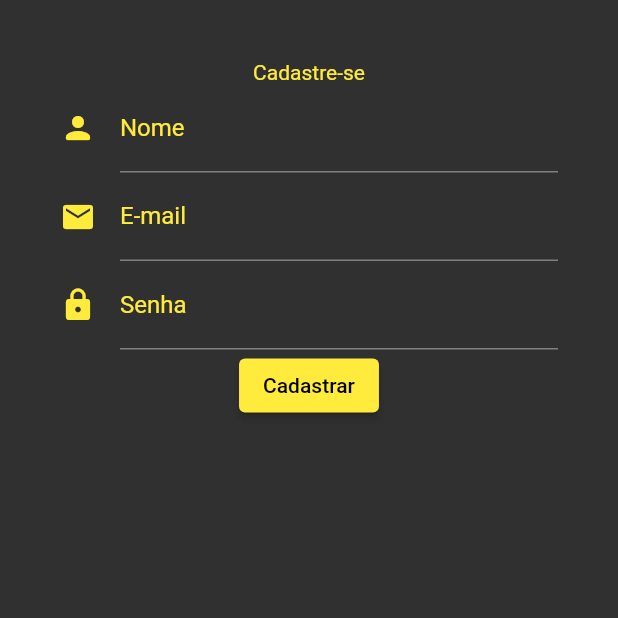
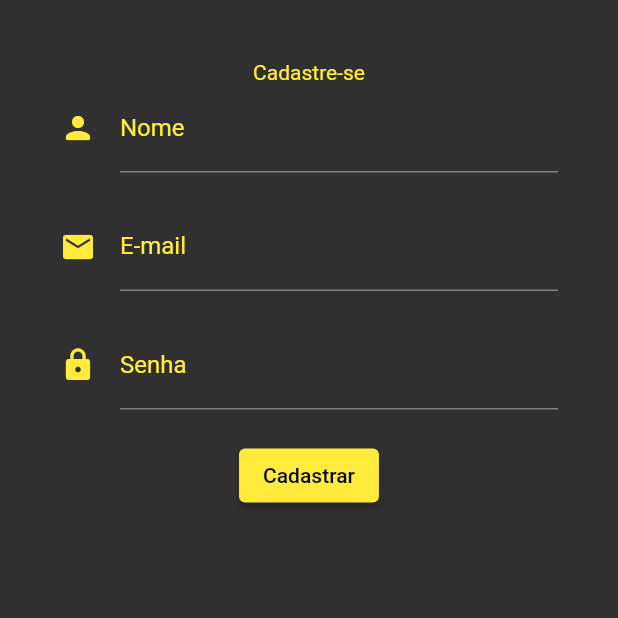
Before and after one commit to kauantorrisi/masterclass_flutter_mobx_mvc_mvvm_baltaio, a Flutter app: the screen it shows after launch, on a phone screen of 412 x 824 dp, the top half of it. Run offline on Flutter 3.47's test engine with Material 2 defaults, Android fonts, the phone set to English and light mode, and no system bars.

Commit message:
signupview state management

```diff
--- a/lib/controllers/signup.controller.dart
+++ b/lib/controllers/signup.controller.dart
@@ -10,7 +10,9 @@ class SignupController {
   }
 
   Future<UserModel> create(SignupViewModel model) async {
+    model.busy = true;
     UserModel user = await repository.createAccount(model);
+    model.busy = false;
     return user;
   }
 }
--- a/lib/repositories/account.repository.dart
+++ b/lib/repositories/account.repository.dart
@@ -1,5 +1,4 @@
 import 'package:masterclass_flutter_mobx_mvc_mvvm_baltaio/view-models/signup.viewmodel.dart';
-
 import '../models/user.model.dart';
 
 class AccountRepository {
--- a/lib/view-models/signup.viewmodel.dart
+++ b/lib/view-models/signup.viewmodel.dart
@@ -2,4 +2,5 @@ class SignupViewModel {
   String name = "";
   String email = "";
   String password = "";
+  bool busy = false;
 }
--- a/lib/views/signup.view.dart
+++ b/lib/views/signup.view.dart
@@ -2,11 +2,18 @@ import 'package:flutter/material.dart';
 import 'package:masterclass_flutter_mobx_mvc_mvvm_baltaio/controllers/signup.controller.dart';
 import 'package:masterclass_flutter_mobx_mvc_mvvm_baltaio/view-models/signup.viewmodel.dart';
 
-class SignupView extends StatelessWidget {
-  SignupView({super.key});
+class SignupView extends StatefulWidget {
+  const SignupView({super.key});
 
+  @override
+  State<SignupView> createState() => _SignupViewState();
+}
+
+class _SignupViewState extends State<SignupView> {
   final _formKey = GlobalKey<FormState>();
+
   final _controller = SignupController();
+
   final SignupViewModel model = SignupViewModel();
 
   @override
@@ -49,6 +56,7 @@ class SignupView extends StatelessWidget {
                     model.name = value!;
                   }),
                 ),
+                const SizedBox(height: 20),
                 TextFormField(
                   keyboardType: TextInputType.emailAddress,
                   decoration: InputDecoration(
@@ -71,8 +79,10 @@ class SignupView extends StatelessWidget {
                     model.email = value!;
                   }),
                 ),
+                const SizedBox(height: 20),
                 TextFormField(
                   keyboardType: TextInputType.text,
+                  obscureText: true,
                   decoration: InputDecoration(
                     icon: const Icon(Icons.lock),
                     iconColor: Theme.of(context).primaryColor,
@@ -93,16 +103,30 @@ class SignupView extends StatelessWidget {
                     model.password = value!;
                   }),
                 ),
-                ElevatedButton(
+                const SizedBox(height: 20),
+                model.busy
+                    ? const Center(
+                        child: CircularProgressIndicator(
+                          backgroundColor: Colors.black,
+                        ),
+                      )
+                    : ElevatedButton(
                         style: ButtonStyle(
-                    backgroundColor: MaterialStateProperty.all<Color>(color),
+                          backgroundColor:
+                              MaterialStateProperty.all<Color>(color),
                         ),
                         child: const Text("Cadastrar"),
                         onPressed: () {
                           if (_formKey.currentState!.validate()) {
                             _formKey.currentState!.save();
                           }
-                    _controller.create(model);
+
+                          setState(() {
+                            _controller.create(model).then((data) {
+                              // TODO:
+                              setState(() {});
+                            });
+                          });
                         },
                       )
               ],
```
Lines whose indentation alone changed are shown as unchanged.
